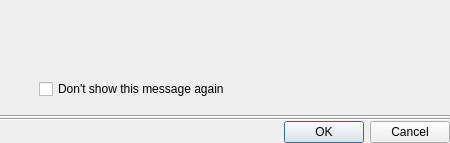
This is client/libclient/src/ui/dialogs/common/message_box.ui in networkoptix/nx_open as Qt 5 draws it before an edit. The edited form follows.
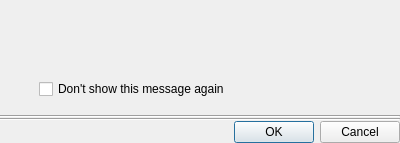
This is the edited form.

Commit message:
VMS-5376 - Client Dialogs fixes
<==== Mercurial data ====>
Branch: dev_3.0.0_gui

The edit to the form file:
```diff
--- a/client/libclient/src/ui/dialogs/common/message_box.ui
+++ b/client/libclient/src/ui/dialogs/common/message_box.ui
@@ -6,13 +6,13 @@
    <rect>
     <x>0</x>
     <y>0</y>
-    <width>450</width>
+    <width>400</width>
     <height>143</height>
    </rect>
   </property>
   <property name="minimumSize">
    <size>
-    <width>450</width>
+    <width>400</width>
     <height>0</height>
    </size>
   </property>
```
The commit also changes 1 other file.
